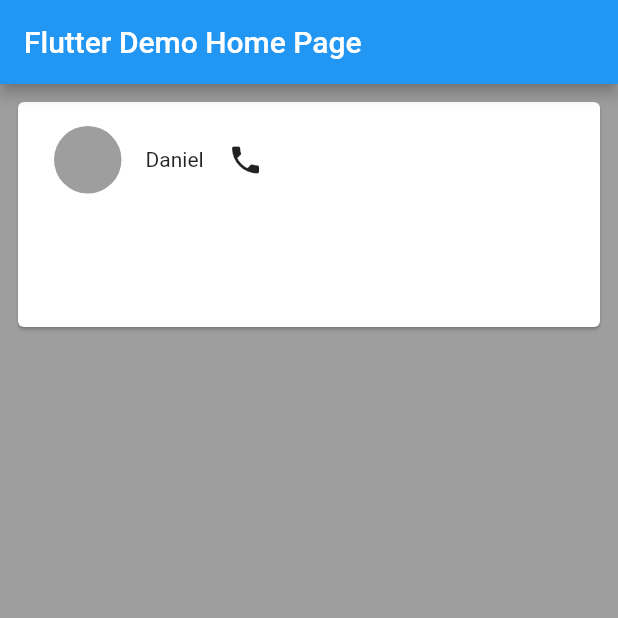
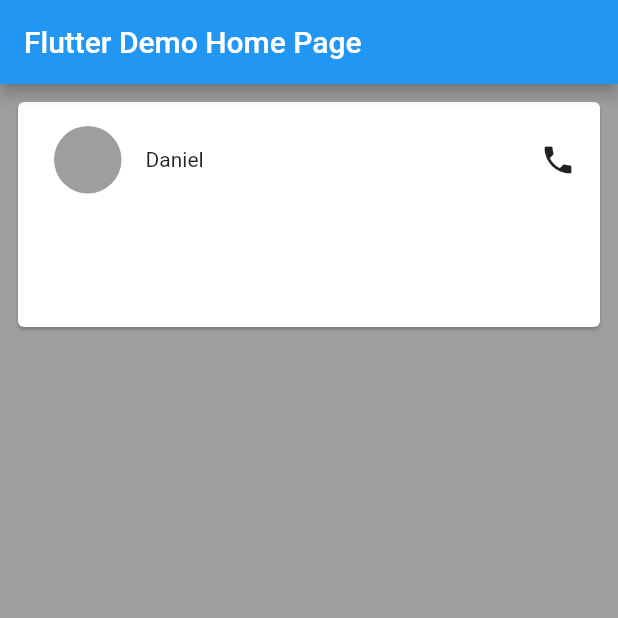
Before and after one commit to dan7sc/flutter-example2, a Flutter app: the screen it shows after launch, on a phone screen of 412 x 824 dp, the top half of it. Run offline on Flutter 3.47's test engine with Material 2 defaults, Android fonts, the phone set to English and light mode, and no system bars.

Commit message:
Add Row inside Row

```diff
--- a/lib/main.dart
+++ b/lib/main.dart
@@ -47,7 +47,9 @@ class _MyHomePageState extends State<MyHomePage> {
                   child: Column(
                     children: [
                       Row(
-                        mainAxisAlignment: MainAxisAlignment.start,
+                        mainAxisAlignment: MainAxisAlignment.spaceBetween,
+                        children: [
+                          Row(
                             children: [
                               Padding(
                                 padding: const EdgeInsets.symmetric(
@@ -67,8 +69,10 @@ class _MyHomePageState extends State<MyHomePage> {
                                 padding: const EdgeInsets.only(right: 16.0),
                                 child: Text("Daniel"),
                               ),
-                          Align(
-                            alignment: Alignment.centerRight,
+                            ],
+                          ),
+                          Padding(
+                            padding: const EdgeInsets.all(8.0),
                             child: Icon(Icons.phone),
                           ),
                         ],
```
Lines whose indentation alone changed are shown as unchanged.
